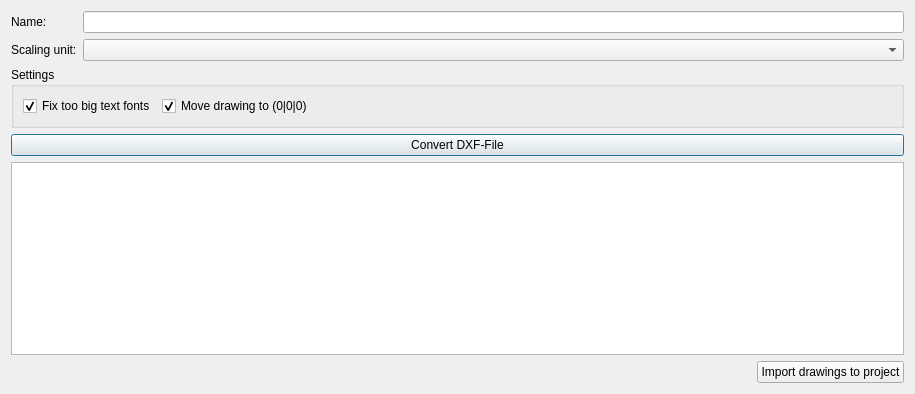
Above: DXFImportPlugin/src/ImportDXFDialog.ui from VICUS-Software/DXFImportPlugin before the change. Below: the same form after it.
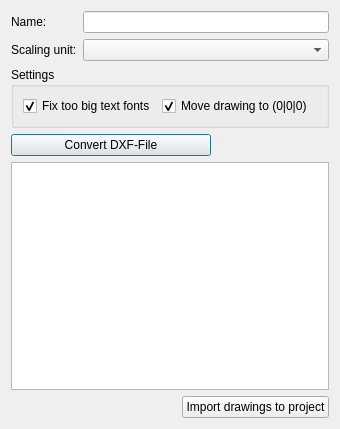
That is the form after the change.

Patch:
```diff
--- a/DXFImportPlugin/src/ImportDXFDialog.ui
+++ b/DXFImportPlugin/src/ImportDXFDialog.ui
@@ -6,10 +6,16 @@
    <rect>
     <x>0</x>
     <y>0</y>
-    <width>915</width>
-    <height>394</height>
+    <width>340</width>
+    <height>429</height>
    </rect>
   </property>
+  <property name="maximumSize">
+   <size>
+    <width>16777215</width>
+    <height>16777215</height>
+   </size>
+  </property>
   <property name="windowTitle">
    <string>Dialog</string>
   </property>
@@ -78,6 +84,12 @@
    </item>
    <item row="3" column="0" colspan="2">
     <widget class="QPushButton" name="pushButtonConvert">
+     <property name="maximumSize">
+      <size>
+       <width>200</width>
+       <height>16777215</height>
+      </size>
+     </property>
      <property name="text">
       <string>Convert DXF-File</string>
      </property>
```
